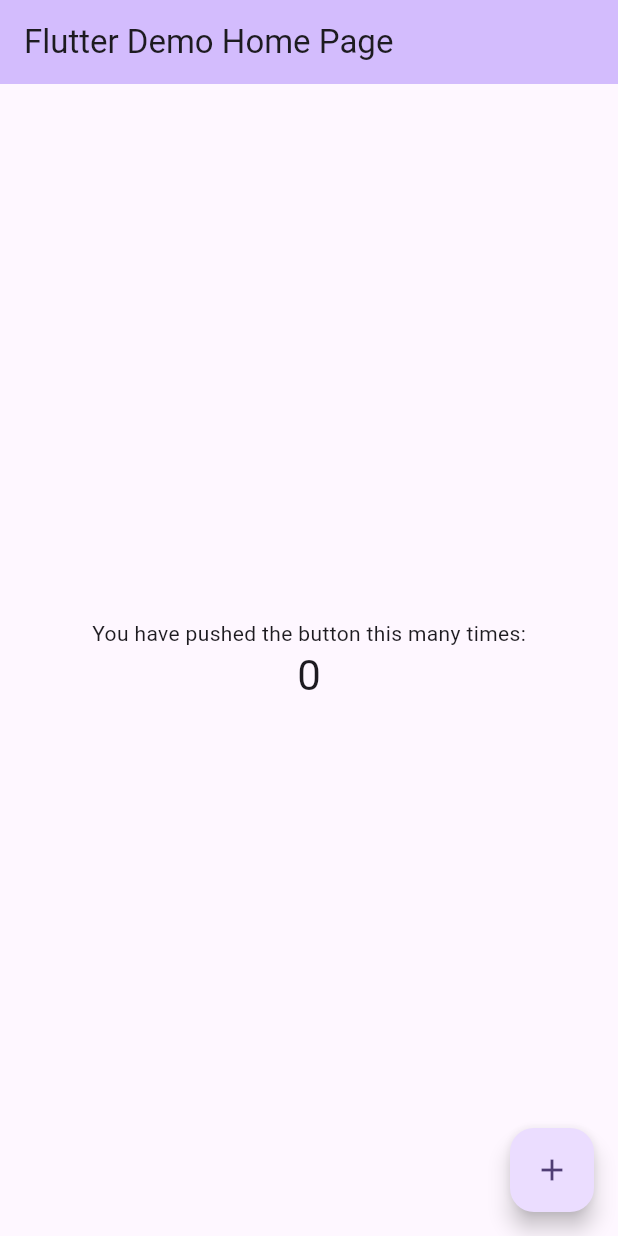
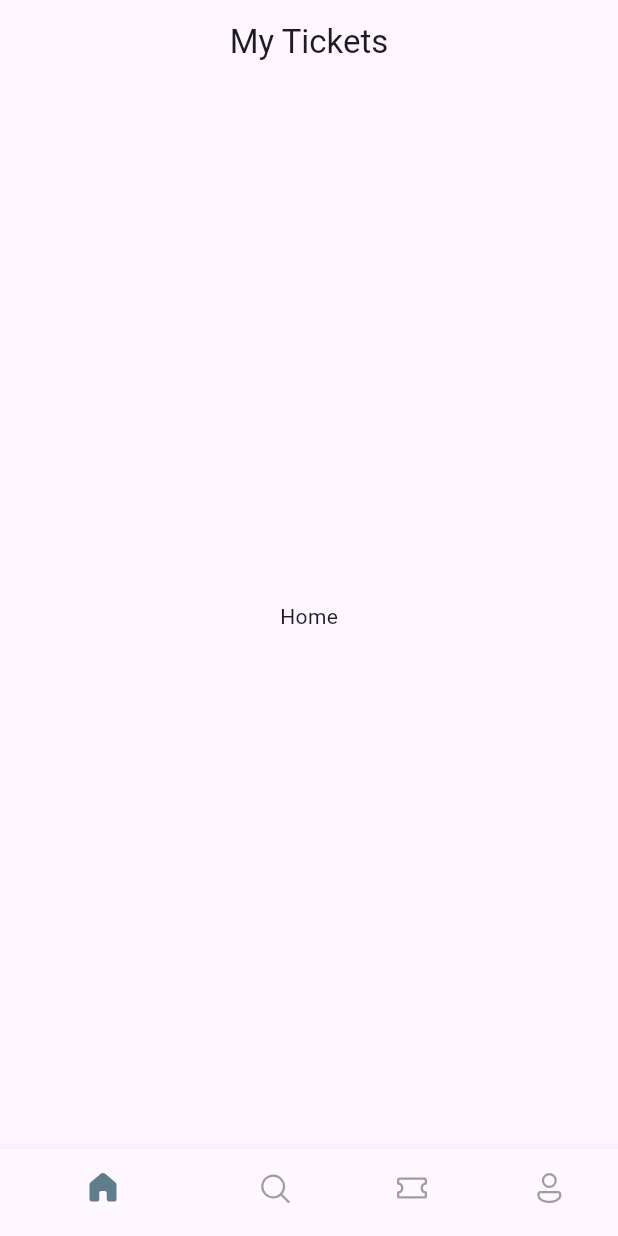
Before and after one commit to rezkyrevansyah/ticket_app, a Flutter app: the screen it shows after launch, on a phone screen of 412 x 824 dp. Run offline on Flutter 3.47's test engine with Material 3 defaults, Android fonts, the phone set to English and light mode, and no system bars; our stand-ins replace fluentui_icons.

Commit message:
bottom navbar

```diff
--- /dev/null
+++ b/lib/base/bottom_nav_bar.dart
@@ -0,0 +1,56 @@
+import 'package:fluentui_icons/fluentui_icons.dart';
+import 'package:flutter/material.dart';
+
+class BottomNavBar extends StatefulWidget {
+  const BottomNavBar({super.key});
+
+  @override
+  State<BottomNavBar> createState() => _BottomNavBarState();
+}
+
+class _BottomNavBarState extends State<BottomNavBar> {
+  final appScreens = [
+    const Text("Home"),
+    const Text("Search"),
+    const Text("Tickets"),
+    const Text("Profile")
+  ];
+
+  @override
+  Widget build(BuildContext context) {
+    return Scaffold(
+      appBar: AppBar(
+        centerTitle: true,
+        title: const Text("My Tickets"),
+      ),
+      body: Center(child: appScreens[0]),
+      bottomNavigationBar: BottomNavigationBar(
+        selectedItemColor: Colors.blueGrey,
+        unselectedItemColor: Colors.grey[500],
+        showSelectedLabels: false,
+        items: const [
+          BottomNavigationBarItem(
+            icon: Icon(FluentSystemIcons.ic_fluent_home_regular),
+            activeIcon: Icon(FluentSystemIcons.ic_fluent_home_filled),
+            label: "Home",
+          ),
+          BottomNavigationBarItem(
+            icon: Icon(FluentSystemIcons.ic_fluent_search_regular),
+            activeIcon: Icon(FluentSystemIcons.ic_fluent_search_filled),
+            label: "Search",
+          ),
+          BottomNavigationBarItem(
+            icon: Icon(FluentSystemIcons.ic_fluent_ticket_regular),
+            activeIcon: Icon(FluentSystemIcons.ic_fluent_ticket_filled),
+            label: "Tickets",
+          ),
+          BottomNavigationBarItem(
+            icon: Icon(FluentSystemIcons.ic_fluent_person_regular),
+            activeIcon: Icon(FluentSystemIcons.ic_fluent_person_filled),
+            label: "Profile",
+          ),
+        ],
+      ),
+    );
+  }
+}
--- a/lib/main.dart
+++ b/lib/main.dart
@@ -1,4 +1,5 @@
 import 'package:flutter/material.dart';
+import 'package:ticket_app/base/bottom_nav_bar.dart';
 
 void main() {
   runApp(const MyApp());
@@ -9,63 +10,8 @@ class MyApp extends StatelessWidget {
 
   @override
   Widget build(BuildContext context) {
-    return MaterialApp(
-      title: 'Flutter Demo',
-      theme: ThemeData(
-        colorScheme: ColorScheme.fromSeed(seedColor: Colors.deepPurple),
-        useMaterial3: true,
-      ),
-      home: const MyHomePage(title: 'Flutter Demo Home Page'),
+    return const MaterialApp(
+      home: BottomNavBar(),
     );
   }
 }
-
-class MyHomePage extends StatefulWidget {
-  const MyHomePage({super.key, required this.title});
-
-  final String title;
-
-  @override
-  State<MyHomePage> createState() => _MyHomePageState();
-}
-
-class _MyHomePageState extends State<MyHomePage> {
-  int _counter = 0;
-
-  void _incrementCounter() {
-    setState(() {
-      _counter++;
-    });
-  }
-
-  // test comment
-
-  @override
-  Widget build(BuildContext context) {
-    return Scaffold(
-      appBar: AppBar(
-        backgroundColor: Theme.of(context).colorScheme.inversePrimary,
-        title: Text(widget.title),
-      ),
-      body: Center(
-        child: Column(
-          mainAxisAlignment: MainAxisAlignment.center,
-          children: <Widget>[
-            const Text(
-              'You have pushed the button this many times:',
-            ),
-            Text(
-              '$_counter',
-              style: Theme.of(context).textTheme.headlineMedium,
-            ),
-          ],
-        ),
-      ),
-      floatingActionButton: FloatingActionButton(
-        onPressed: _incrementCounter,
-        tooltip: 'Increment',
-        child: const Icon(Icons.add),
-      ),
-    );
-  }
-}
--- a/pubspec.yaml
+++ b/pubspec.yaml
@@ -35,6 +35,7 @@ dependencies:
   # The following adds the Cupertino Icons font to your application.
   # Use with the CupertinoIcons class for iOS style icons.
   cupertino_icons: ^1.0.8
+  fluentui_icons: ^1.0.0
 
 dev_dependencies:
   flutter_test:
```
Also changed, not shown: pubspec.lock, 6 other files.
